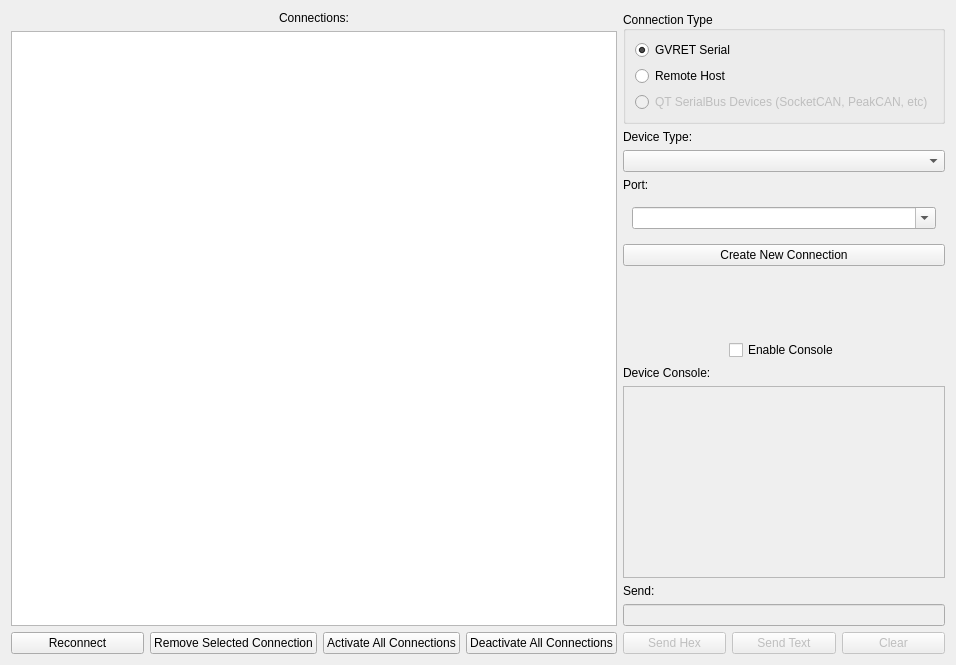
Above: ui/connectionwindow.ui from collin80/SavvyCAN before the change. Below: the same form after it.
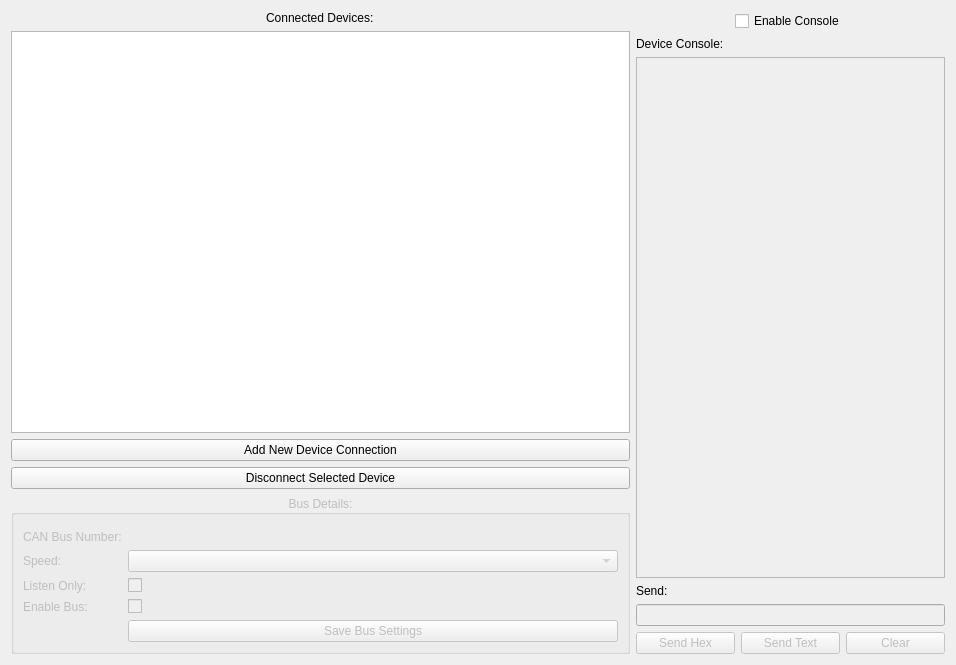
That is the form after the change. The open tabs and pages were chosen to show the change.

Commit message: Major revamp of the connection window. Hopefully it is more clear and intuitive now.

What changed in the file:
```diff
--- a/ui/connectionwindow.ui
+++ b/ui/connectionwindow.ui
@@ -19,7 +19,7 @@
      <item alignment="Qt::AlignHCenter">
       <widget class="QLabel" name="label_4">
        <property name="text">
-        <string>Connections:</string>
+        <string>Connected Devices:</string>
        </property>
       </widget>
      </item>
@@ -37,195 +37,104 @@
       </widget>
      </item>
      <item>
-      <layout class="QHBoxLayout" name="horizontalLayout_5">
-       <item>
-        <widget class="QPushButton" name="btnReconnect">
+      <widget class="QPushButton" name="btnNewConnection">
          <property name="text">
-          <string>Reconnect</string>
+        <string>Add New Device Connection</string>
          </property>
         </widget>
        </item>
        <item>
-        <widget class="QPushButton" name="btnRemoveBus">
+      <widget class="QPushButton" name="btnDisconnect">
          <property name="text">
-          <string>Remove Selected Connection</string>
+        <string>Disconnect Selected Device</string>
          </property>
         </widget>
        </item>
        <item>
-        <widget class="QPushButton" name="btnActivateAll">
-         <property name="text">
-          <string>Activate All Connections</string>
-         </property>
-        </widget>
-       </item>
-       <item>
-        <widget class="QPushButton" name="btnDeactivateAll">
-         <property name="text">
-          <string>Deactivate All Connections</string>
-         </property>
-        </widget>
-       </item>
-      </layout>
-     </item>
-    </layout>
-   </item>
-   <item>
-    <layout class="QVBoxLayout" name="verticalLayout_2">
-     <item>
-      <widget class="QGroupBox" name="gbType">
+      <widget class="QGroupBox" name="groupBus">
+       <property name="enabled">
+        <bool>false</bool>
+       </property>
        <property name="title">
-        <string>Connection Type</string>
+        <string>Bus Details:</string>
        </property>
        <property name="alignment">
-        <set>Qt::AlignLeading|Qt::AlignLeft|Qt::AlignVCenter</set>
+        <set>Qt::AlignCenter</set>
        </property>
-       <layout class="QGridLayout" name="gridLayout">
+       <layout class="QVBoxLayout" name="qhBox20">
+        <item>
+         <widget class="QTabBar" name="tabBuses" native="true"/>
+        </item>
+        <item>
+         <layout class="QFormLayout" name="formLayout_2">
         <item row="0" column="0">
-         <widget class="QRadioButton" name="rbGVRET">
+           <widget class="QLabel" name="label_12">
           <property name="text">
-           <string>GVRET Serial</string>
-          </property>
-          <property name="checked">
-           <bool>true</bool>
+             <string>CAN Bus Number:</string>
           </property>
          </widget>
         </item>
-        <item row="2" column="0">
-         <widget class="QRadioButton" name="rbSocketCAN">
-          <property name="enabled">
-           <bool>false</bool>
-          </property>
+          <item row="0" column="1">
+           <widget class="QLabel" name="lblBusNum">
           <property name="text">
-           <string>QT SerialBus Devices (SocketCAN, PeakCAN, etc)</string>
+             <string/>
           </property>
          </widget>
         </item>
         <item row="1" column="0">
-         <widget class="QRadioButton" name="rbRemote">
+           <widget class="QLabel" name="label_10">
           <property name="text">
-           <string>Remote Host</string>
+             <string>Speed:</string>
           </property>
          </widget>
         </item>
-       </layout>
-      </widget>
-     </item>
-     <item>
-      <widget class="QLabel" name="lblDeviceType">
+          <item row="1" column="1">
+           <widget class="QComboBox" name="cbBusSpeed"/>
+          </item>
+          <item row="2" column="0">
+           <widget class="QLabel" name="label_11">
        <property name="text">
-        <string>Device Type:</string>
+             <string>Listen Only:</string>
        </property>
       </widget>
      </item>
-     <item>
-      <widget class="QComboBox" name="cbDeviceType"/>
-     </item>
-     <item>
-      <widget class="QLabel" name="lPort">
-       <property name="sizePolicy">
-        <sizepolicy hsizetype="Minimum" vsizetype="Minimum">
-         <horstretch>0</horstretch>
-         <verstretch>0</verstretch>
-        </sizepolicy>
-       </property>
+          <item row="2" column="1">
+           <widget class="QCheckBox" name="ckListenOnly">
        <property name="text">
-        <string>Port:</string>
+             <string/>
        </property>
       </widget>
      </item>
-     <item>
-      <widget class="QStackedWidget" name="stPort">
-       <property name="sizePolicy">
-        <sizepolicy hsizetype="Preferred" vsizetype="Fixed">
-         <horstretch>0</horstretch>
-         <verstretch>0</verstretch>
-        </sizepolicy>
-       </property>
-       <property name="minimumSize">
-        <size>
-         <width>0</width>
-         <height>0</height>
-        </size>
-       </property>
-       <property name="layoutDirection">
-        <enum>Qt::LeftToRight</enum>
-       </property>
-       <property name="currentIndex">
-        <number>1</number>
-       </property>
-       <widget class="QWidget" name="cbPage">
-        <property name="sizePolicy">
-         <sizepolicy hsizetype="Expanding" vsizetype="Preferred">
-          <horstretch>0</horstretch>
-          <verstretch>0</verstretch>
-         </sizepolicy>
-        </property>
-        <property name="layoutDirection">
-         <enum>Qt::LeftToRight</enum>
-        </property>
-        <layout class="QHBoxLayout" name="horizontalLayout_8">
-         <item>
-          <widget class="QComboBox" name="cbPort">
-           <property name="sizePolicy">
-            <sizepolicy hsizetype="Expanding" vsizetype="Fixed">
-             <horstretch>0</horstretch>
-             <verstretch>0</verstretch>
-            </sizepolicy>
-           </property>
-           <property name="maximumSize">
-            <size>
-             <width>341</width>
-             <height>16777215</height>
-            </size>
-           </property>
-           <property name="editable">
-            <bool>true</bool>
-           </property>
-          </widget>
-         </item>
-        </layout>
-       </widget>
-       <widget class="QWidget" name="etPage">
-        <layout class="QHBoxLayout" name="horizontalLayout_7">
-         <item>
-          <widget class="QLineEdit" name="lePort">
-           <property name="sizePolicy">
-            <sizepolicy hsizetype="Expanding" vsizetype="Fixed">
-             <horstretch>0</horstretch>
-             <verstretch>0</verstretch>
-            </sizepolicy>
+          <item row="3" column="0">
+           <widget class="QLabel" name="label_14">
+            <property name="text">
+             <string>Enable Bus:</string>
+            </property>
+           </widget>
+          </item>
+          <item row="3" column="1">
+           <widget class="QCheckBox" name="ckEnable">
+            <property name="text">
+             <string/>
+            </property>
+           </widget>
+          </item>
+          <item row="4" column="1">
+           <widget class="QPushButton" name="btnSaveBus">
+            <property name="text">
+             <string>Save Bus Settings</string>
            </property>
           </widget>
          </item>
         </layout>
-       </widget>
-      </widget>
-     </item>
-     <item>
-      <layout class="QHBoxLayout" name="horizontalLayout_4">
-       <item>
-        <widget class="QPushButton" name="btnOK">
-         <property name="text">
-          <string>Create New Connection</string>
-         </property>
+        </item>
+       </layout>
         </widget>
        </item>
       </layout>
      </item>
      <item>
-      <spacer name="verticalSpacer">
-       <property name="orientation">
-        <enum>Qt::Vertical</enum>
-       </property>
-       <property name="sizeHint" stdset="0">
-        <size>
-         <width>20</width>
-         <height>40</height>
-        </size>
-       </property>
-      </spacer>
-     </item>
+    <layout class="QVBoxLayout" name="verticalLayout_2">
      <item alignment="Qt::AlignHCenter">
       <widget class="QCheckBox" name="ckEnableConsole">
        <property name="text">
@@ -299,6 +208,13 @@
    </item>
   </layout>
  </widget>
+ <customwidgets>
+  <customwidget>
+   <class>QTabBar</class>
+   <extends>QWidget</extends>
+   <header>qtabbar.h</header>
+  </customwidget>
+ </customwidgets>
  <resources/>
  <connections/>
 </ui>
```
Lines whose indentation alone changed are shown as unchanged. The commit also changes 16 other files.
